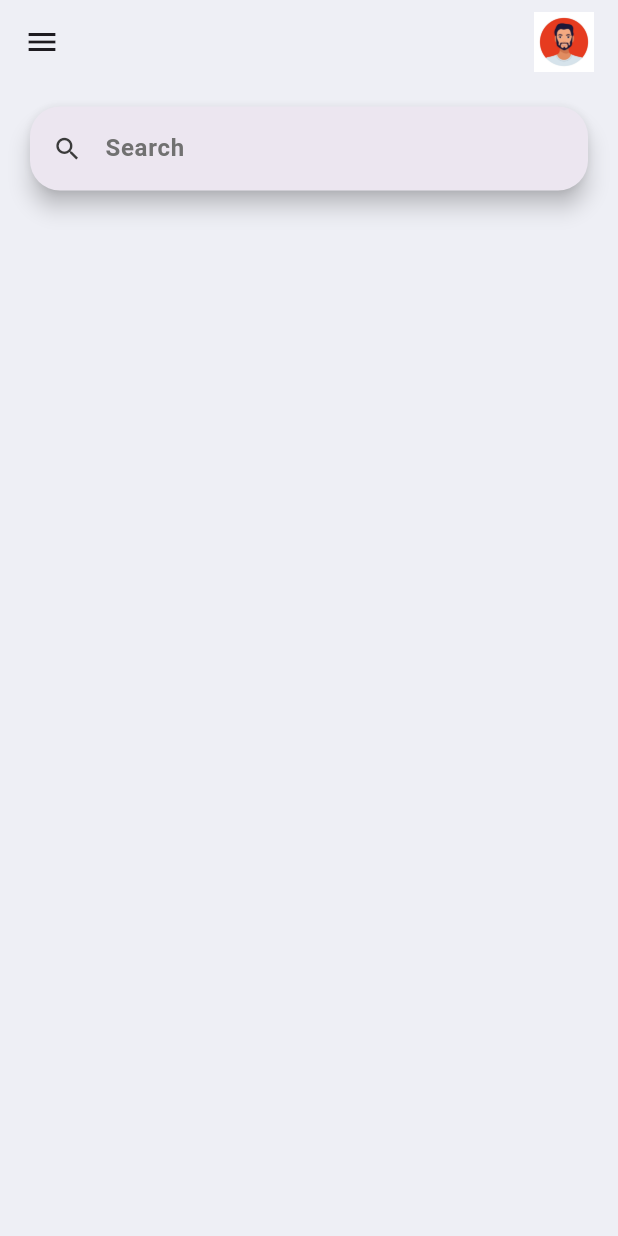
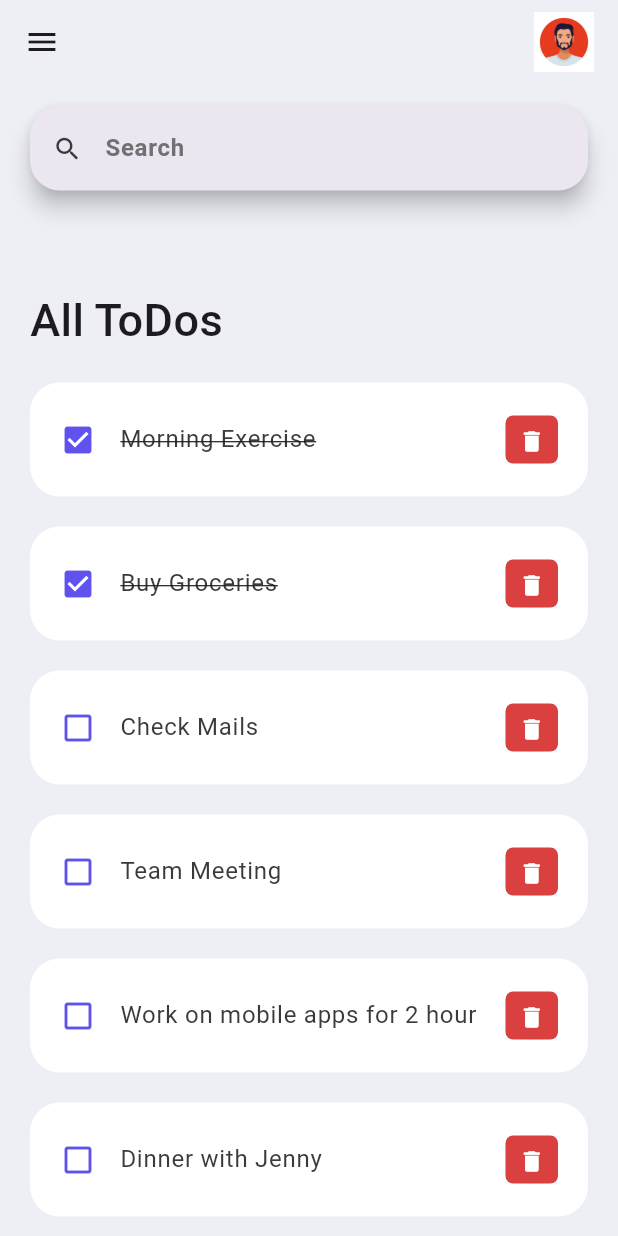
Before and after one commit to bahasorkun/To-Do-List-app-with-Flutter, a Flutter app: the screen it shows after launch, on a phone screen of 412 x 824 dp. Run offline on Flutter 3.47's test engine with Material 3 defaults, Android fonts, the phone set to English and light mode, and no system bars.

Commit message:
feat : todo.dart
-"todo.dart" sınıfı oluşturuldu.

```diff
--- a/todo_list_app/lib/main.dart
+++ b/todo_list_app/lib/main.dart
@@ -8,7 +8,7 @@ class MyApp extends StatelessWidget {
 
   @override
   Widget build(BuildContext context) {
-    return const MaterialApp(
+    return MaterialApp(
       debugShowCheckedModeBanner: false,
       title: "To-Do List App",
       home: Home(),
--- /dev/null
+++ b/todo_list_app/lib/model/todo.dart
@@ -0,0 +1,22 @@
+class ToDo {
+  String? id;
+  String? todoText;
+  bool isDone;
+
+  ToDo({
+    required this.id,
+    required this.todoText,
+    this.isDone = false,
+  });
+
+  static List<ToDo> todoList() {
+    return [
+      ToDo(id: "01", todoText: "Morning Exercise", isDone: true),
+      ToDo(id: "02", todoText: "Buy Groceries", isDone: true),
+      ToDo(id: "03", todoText: "Check Mails",),
+      ToDo(id: "04", todoText: "Team Meeting",),
+      ToDo(id: "05", todoText: "Work on mobile apps for 2 hour",),
+      ToDo(id: "06", todoText: "Dinner with Jenny",),
+    ];
+  }
+}
--- a/todo_list_app/lib/screens/home.dart
+++ b/todo_list_app/lib/screens/home.dart
@@ -1,8 +1,12 @@
 import 'package:flutter/material.dart';
 import 'package:todo_list_app/constants/colors.dart';
+import 'package:todo_list_app/model/todo.dart';
+import 'package:todo_list_app/widgets/todo_item.dart';
 
 class Home extends StatelessWidget {
-  const Home({super.key});
+  Home({super.key});
+
+  final todosList = ToDo.todoList();
 
   @override
   Widget build(BuildContext context) {
@@ -12,6 +16,26 @@ class Home extends StatelessWidget {
       body: Column(
         children: [
           _searchBox(),
+          Expanded(
+            child: ListView(
+              children: [
+                Container(
+                  padding:
+                      const EdgeInsets.symmetric(horizontal: 20, vertical: 0),
+                  margin: const EdgeInsets.only(
+                    top: 50,
+                    bottom: 20,
+                  ),
+                  child: const Text(
+                    "All ToDos",
+                    style: TextStyle(fontSize: 30, fontWeight: FontWeight.w500),
+                  ),
+                ),
+                for(ToDo todoo in todosList)
+                 TodoItem(todo: todoo,),
+              ],
+            ),
+          )
         ],
       ),
     );
--- /dev/null
+++ b/todo_list_app/lib/widgets/todo_item.dart
@@ -0,0 +1,60 @@
+import 'package:flutter/material.dart';
+import 'package:todo_list_app/constants/colors.dart';
+import 'package:todo_list_app/model/todo.dart';
+
+class TodoItem extends StatelessWidget {
+  const TodoItem({super.key, required this.todo});
+  final ToDo todo;
+  @override
+  Widget build(BuildContext context) {
+    return Container(
+      margin: const EdgeInsets.only(bottom: 20),
+      child: Padding(
+        padding: const EdgeInsets.symmetric(
+          horizontal: 20,
+        ),
+        child: ListTile(
+          onTap: () {
+            print("Check maile tıklandı");
+          },
+          shape: RoundedRectangleBorder(
+            borderRadius: BorderRadius.circular(20),
+          ),
+          contentPadding:
+              const EdgeInsets.symmetric(horizontal: 20, vertical: 10),
+          tileColor: Colors.white,
+          leading: Icon(
+            todo.isDone ? Icons.check_box : Icons.check_box_outline_blank,
+            color: tdBlue,
+          ),
+          title: Text(
+            todo.todoText!,
+            style: TextStyle(
+              fontSize: 16,
+              color: tdBlack,
+              decoration: todo.isDone ? TextDecoration.lineThrough : null,
+            ),
+          ),
+          trailing: Container(
+            padding: const EdgeInsets.all(0),
+            margin: const EdgeInsets.symmetric(vertical: 12),
+            height: 35,
+            width: 35,
+            decoration: BoxDecoration(
+              color: tdRed,
+              borderRadius: BorderRadius.circular(5),
+            ),
+            child: IconButton(
+              color: Colors.white,
+              iconSize: 18,
+              icon: const Icon(Icons.delete),
+              onPressed: () {
+                print("Çöp kutusuna tıklandı");
+              },
+            ),
+          ),
+        ),
+      ),
+    );
+  }
+}
```
